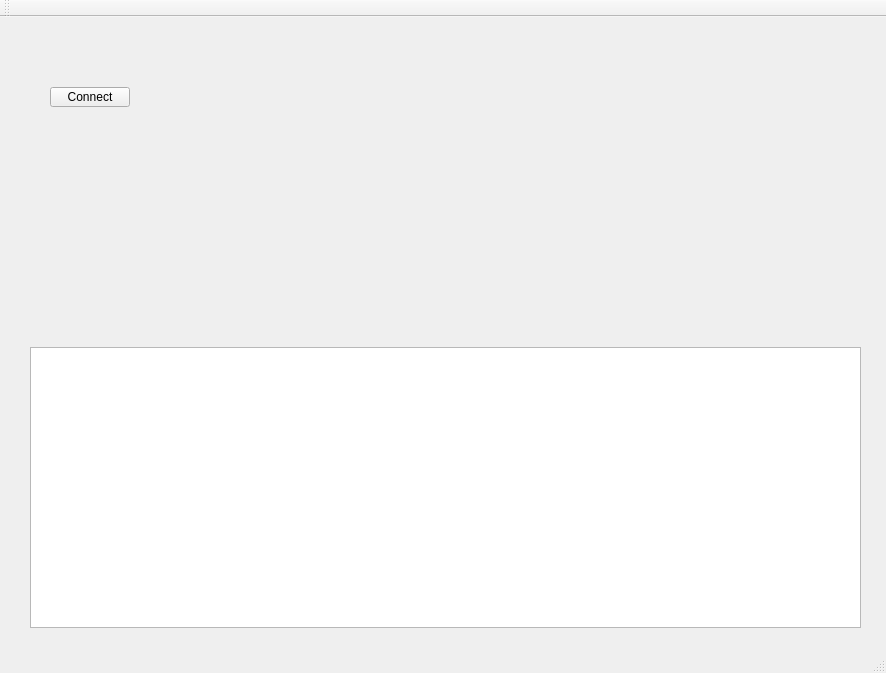
Above: Finder930-QT-MY-V2/Finder930QTMYV2.ui from WLKUN-2000-0410/NEW_MYQT930 before the change. Below: the same form after it.
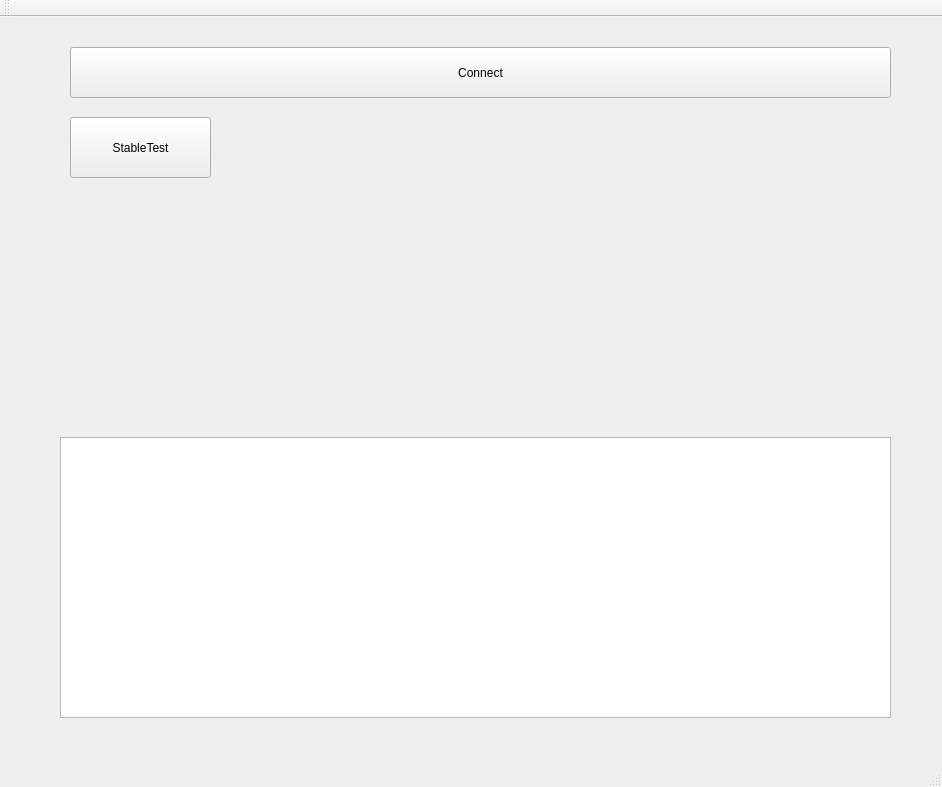
That is the form after the change.

What changed in the file:
```diff
--- a/Finder930-QT-MY-V2/Finder930QTMYV2.ui
+++ b/Finder930-QT-MY-V2/Finder930QTMYV2.ui
@@ -6,8 +6,8 @@
    <rect>
     <x>0</x>
     <y>0</y>
-    <width>886</width>
-    <height>673</height>
+    <width>942</width>
+    <height>787</height>
    </rect>
   </property>
   <property name="windowTitle">
@@ -17,8 +17,8 @@
    <widget class="QTextEdit" name="logTextEdit">
     <property name="geometry">
      <rect>
-      <x>30</x>
-      <y>330</y>
+      <x>60</x>
+      <y>420</y>
       <width>831</width>
       <height>281</height>
      </rect>
@@ -27,16 +27,29 @@
    <widget class="QPushButton" name="connectBtn">
     <property name="geometry">
      <rect>
-      <x>50</x>
-      <y>70</y>
-      <width>80</width>
-      <height>20</height>
+      <x>70</x>
+      <y>30</y>
+      <width>821</width>
+      <height>51</height>
      </rect>
     </property>
     <property name="text">
      <string>Connect</string>
     </property>
    </widget>
+   <widget class="QPushButton" name="StableTest">
+    <property name="geometry">
+     <rect>
+      <x>70</x>
+      <y>100</y>
+      <width>141</width>
+      <height>61</height>
+     </rect>
+    </property>
+    <property name="text">
+     <string>StableTest</string>
+    </property>
+   </widget>
   </widget>
   <widget class="QMenuBar" name="menuBar">
    <property name="geometry">
```
Left out of the diff: 4 changed lines with no effect on the pictures.
